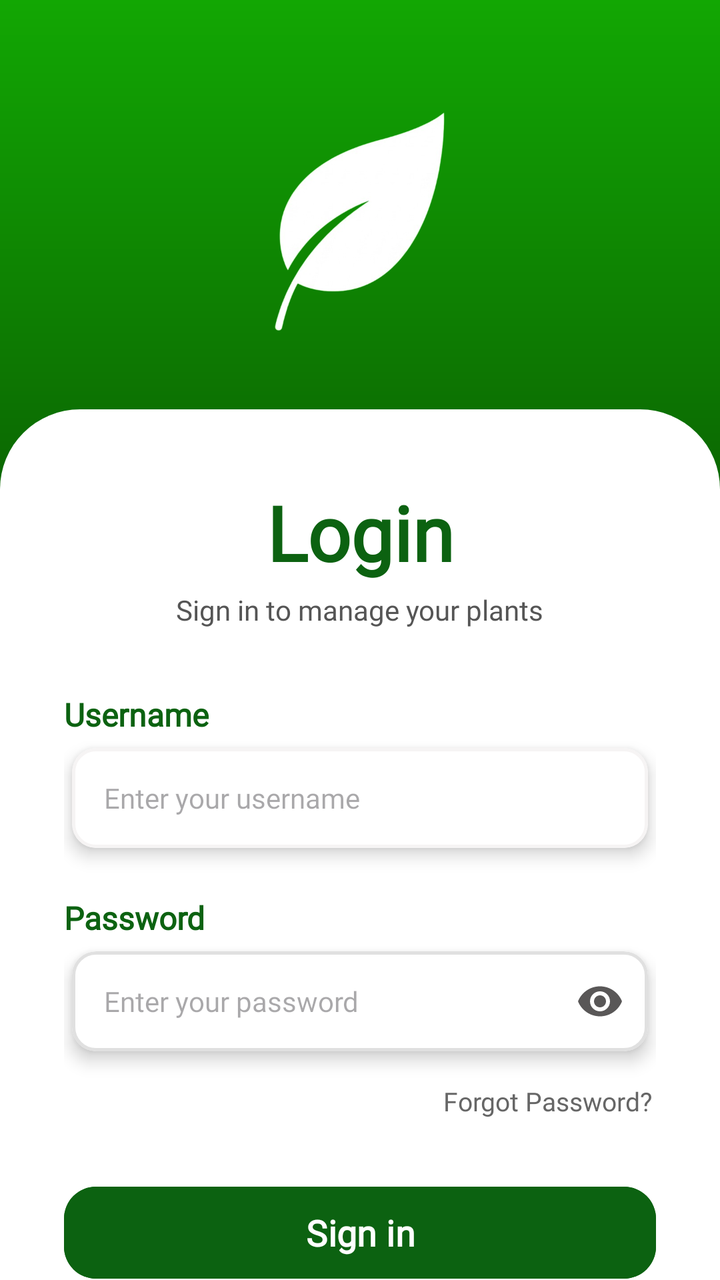
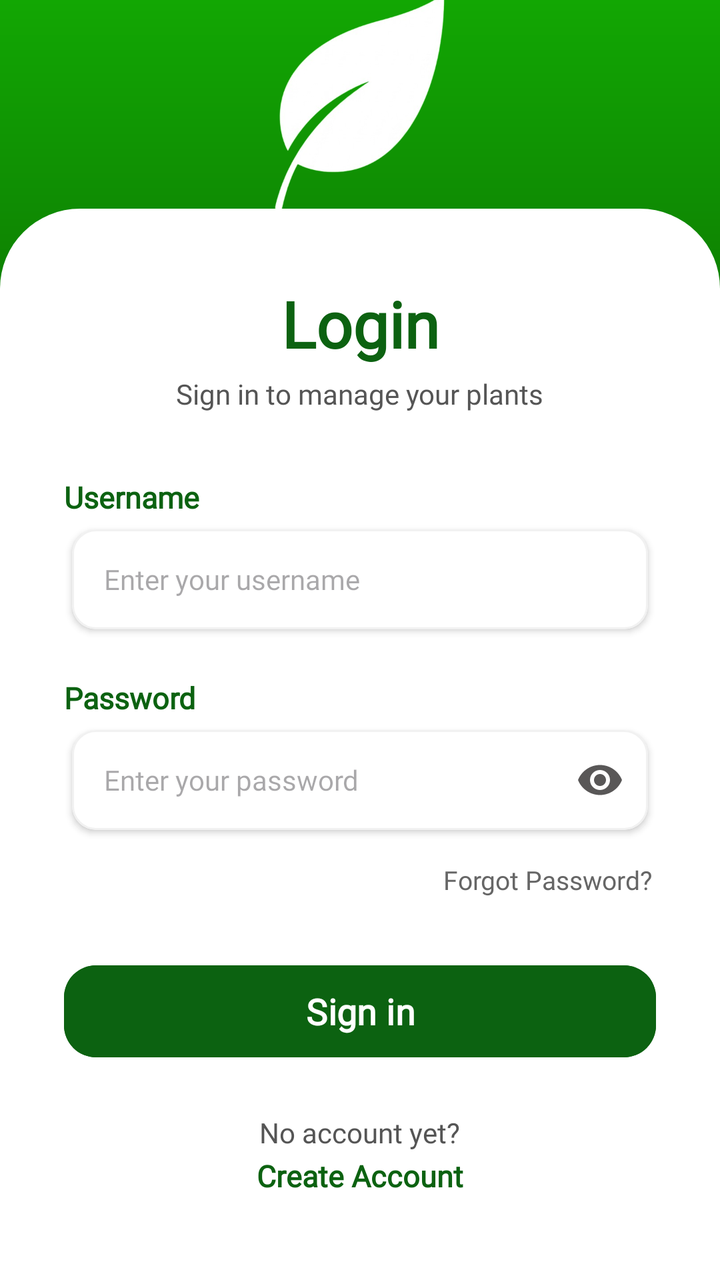

The first picture is an Android layout as it rendered before a commit; the second is the same layout after the commit. The layout source and the unified diff follow.
<!-- AndroidManifest.xml: application theme Theme.SmartGrow -->
<!-- res/layout/activity_login.xml -->
<?xml version="1.0" encoding="utf-8"?>
<androidx.constraintlayout.widget.ConstraintLayout
    xmlns:android="http://schemas.android.com/apk/res/android"
    xmlns:app="http://schemas.android.com/apk/res-auto"
    android:layout_width="match_parent"
    android:layout_height="match_parent"
    android:background="@drawable/gradient_splash_bg">


    <FrameLayout
        android:id="@+id/layout_top_logo"
        android:layout_width="match_parent"
        android:layout_height="0dp"
        app:layout_constraintHeight_percent="0.35"
        app:layout_constraintTop_toTopOf="parent"
        app:layout_constraintStart_toStartOf="parent"
        app:layout_constraintEnd_toEndOf="parent">

        <ImageView
            android:id="@+id/img_login_logo"
            android:layout_width="120dp"
            android:layout_height="120dp"
            android:layout_gravity="center"
            android:src="@drawable/smartgrow_logo"
            android:contentDescription="SmartGrow Logo" />
    </FrameLayout>

    <androidx.core.widget.NestedScrollView
        android:layout_width="match_parent"
        android:layout_height="0dp"
        android:background="@drawable/white_card_top_rounded"
        android:fillViewport="true"
        app:layout_constraintHeight_percent="0.68"
        app:layout_constraintBottom_toBottomOf="parent"
        app:layout_constraintStart_toStartOf="parent"
        app:layout_constraintEnd_toEndOf="parent">

        <androidx.constraintlayout.widget.ConstraintLayout
            android:layout_width="match_parent"
            android:layout_height="wrap_content"
            android:paddingHorizontal="32dp"
            android:paddingTop="36dp"
            android:paddingBottom="24dp">


            <TextView
                android:id="@+id/tv_login_title"
                android:layout_width="wrap_content"
                android:layout_height="wrap_content"
                android:text="Login"
                android:textSize="38sp"
                android:fontFamily="@font/poppins"
                android:textStyle="bold"
                android:textColor="#0C6211"
                app:layout_constraintTop_toTopOf="parent"
                app:layout_constraintStart_toStartOf="parent"
                app:layout_constraintEnd_toEndOf="parent" />

            <TextView
                android:id="@+id/tv_login_subtitle"
                android:layout_width="wrap_content"
                android:layout_height="wrap_content"
                android:text="Sign in to manage your plants"
                android:textSize="14sp"
                android:fontFamily="@font/poppins"
                android:textColor="#555555"
                android:layout_marginTop="4dp"
                app:layout_constraintTop_toBottomOf="@id/tv_login_title"
                app:layout_constraintStart_toStartOf="parent"
                app:layout_constraintEnd_toEndOf="parent" />

            <LinearLayout
                android:id="@+id/layout_form"
                android:layout_width="match_parent"
                android:layout_height="wrap_content"
                android:orientation="vertical"
                android:layout_marginTop="32dp"
                app:layout_constraintTop_toBottomOf="@id/tv_login_subtitle"
                app:layout_constraintStart_toStartOf="parent"
                app:layout_constraintEnd_toEndOf="parent">

                <TextView
                    android:layout_width="wrap_content"
                    android:layout_height="wrap_content"
                    android:text="Username"
                    android:textColor="#0C6211"
                    android:textSize="16sp"
                    android:textStyle="bold"
                    android:fontFamily="@font/poppins"
                    android:layout_marginBottom="6dp" />

                <com.google.android.material.card.MaterialCardView
                    android:layout_width="match_parent"
                    android:layout_height="50dp"
                    android:layout_marginHorizontal="4dp"
                    android:layout_marginBottom="4dp"
                    app:cardElevation="5dp"
                    app:cardCornerRadius="12dp"
                    app:cardBackgroundColor="#FFFFFF"
                    app:cardPreventCornerOverlap="false"
                    app:strokeWidth="1.5dp"
                    app:strokeColor="#F6F4F4">

                    <EditText
                        android:id="@+id/et_username"
                        android:layout_width="match_parent"
                        android:layout_height="match_parent"
                        android:background="@null"
                        android:hint="Enter your username"
                        android:inputType="text"
                        android:paddingHorizontal="16dp"
                        android:textSize="14sp"
                        android:textColor="#333333"
                        android:fontFamily="@font/poppins" />
                </com.google.android.material.card.MaterialCardView>

                <TextView
                    android:layout_width="wrap_content"
                    android:layout_height="wrap_content"
                    android:text="Password"
                    android:textColor="#0C6211"
                    android:textSize="16sp"
                    android:textStyle="bold"
                    android:fontFamily="@font/poppins"
                    android:layout_marginTop="20dp"
                    android:layout_marginBottom="6dp" />

                <com.google.android.material.card.MaterialCardView
                    android:layout_width="match_parent"
                    android:layout_height="50dp"
                    android:layout_marginHorizontal="4dp"
                    android:layout_marginBottom="4dp"
                    app:cardElevation="5dp"
                    app:cardCornerRadius="12dp"
                    app:cardBackgroundColor="#FFFFFF"
                    app:cardPreventCornerOverlap="false"
                    app:strokeWidth="1.5dp"
                    app:strokeColor="#E0E0E0">

                    <com.google.android.material.textfield.TextInputLayout
                        android:layout_width="match_parent"
                        android:layout_height="match_parent"
                        app:hintEnabled="false"
                        app:passwordToggleEnabled="true"
                        app:passwordToggleTint="#595757"
                        style="@style/Widget.Design.TextInputLayout">

                        <com.google.android.material.textfield.TextInputEditText
                            android:id="@+id/et_password"
                            android:layout_width="match_parent"
                            android:layout_height="match_parent"
                            android:background="@null"
                            android:hint="Enter your password"
                            android:inputType="textPassword"
                            android:paddingHorizontal="16dp"
                            android:textSize="14sp"
                            android:textColor="#333333"
                            android:fontFamily="@font/poppins" />
                    </com.google.android.material.textfield.TextInputLayout>
                </com.google.android.material.card.MaterialCardView>

                <TextView
                    android:id="@+id/tv_forgot_password"
                    android:layout_width="wrap_content"
                    android:layout_height="wrap_content"
                    android:text="Forgot Password?"
                    android:textSize="13sp"
                    android:fontFamily="@font/poppins"
                    android:textColor="#666666"
                    android:layout_gravity="end"
                    android:layout_marginTop="10dp"
                    android:padding="2dp"
                    android:clickable="true"
                    android:focusable="true" />
            </LinearLayout>

            <com.google.android.material.button.MaterialButton
                android:id="@+id/btn_login"
                android:layout_width="match_parent"
                android:layout_height="54dp"
                android:text="Sign in"
                android:textSize="18sp"
                android:fontFamily="@font/poppins"
                android:textStyle="bold"
                android:textColor="@color/white"
                android:textAllCaps="false"
                android:backgroundTint="#0C6211"
                app:cornerRadius="16dp"
                android:elevation="6dp"
                android:clickable="true"
                android:focusable="true"
                app:rippleColor="#20FFFFFF"
                android:layout_marginTop="28dp"
                app:layout_constraintTop_toBottomOf="@id/layout_form"
                app:layout_constraintStart_toStartOf="parent"
                app:layout_constraintEnd_toEndOf="parent" />

            <LinearLayout
                android:id="@+id/layout_signup_link"
                android:layout_width="wrap_content"
                android:layout_height="wrap_content"
                android:orientation="vertical"
                android:gravity="center"
                android:layout_marginTop="24dp"
                app:layout_constraintTop_toBottomOf="@id/btn_login"
                app:layout_constraintStart_toStartOf="parent"
                app:layout_constraintEnd_toEndOf="parent">

                <TextView
                    android:layout_width="wrap_content"
                    android:layout_height="wrap_content"
                    android:text="No account yet?"
                    android:textColor="#555555"
                    android:fontFamily="@font/poppins"
                    android:textSize="14sp" />

                <TextView
                    android:id="@+id/tv_go_to_register"
                    android:layout_width="wrap_content"
                    android:layout_height="wrap_content"
                    android:text="Create Account"
                    android:textColor="#0C6211"
                    android:textStyle="bold"
                    android:fontFamily="@font/poppins"
                    android:textSize="15sp"
                    android:padding="2dp"
                    android:clickable="true"
                    android:focusable="true" />
            </LinearLayout>

        </androidx.constraintlayout.widget.ConstraintLayout>
    </androidx.core.widget.NestedScrollView>

</androidx.constraintlayout.widget.ConstraintLayout>
<!-- resources referenced by this layout -->
<resources>
  <color name="white">#FFFFFFFF</color>
  <!-- drawable gradient_splash_bg (drawable) -->
  <?xml version="1.0" encoding="utf-8"?>
  <shape xmlns:android="http://schemas.android.com/apk/res/android"
      android:shape="rectangle">
      <gradient
          android:startColor="#12A703"
          android:endColor="#000000"
          android:angle="270" />
  </shape>
  <!-- drawable smartgrow_logo: png bitmap (drawable, 73503 bytes) -->
  <!-- drawable white_card_top_rounded (drawable) -->
  <?xml version="1.0" encoding="utf-8"?>
  <shape xmlns:android="http://schemas.android.com/apk/res/android"
      android:shape="rectangle">
      <solid android:color="#FFFFFF" />
      <corners
          android:topLeftRadius="40dp"
          android:topRightRadius="40dp"
          android:bottomLeftRadius="0dp"
          android:bottomRightRadius="0dp" />
  </shape>
  <style name="Theme.SmartGrow" parent="Base.Theme.SmartGrow" />
  <style name="Base.Theme.SmartGrow" parent="Theme.Material3.DayNight.NoActionBar">
          <item name="android:windowBackground">@android:color/white</item>
          <item name="android:windowDisablePreview">true</item>
          <item name="android:statusBarColor">#0C6211</item>
          <item name="android:windowLightStatusBar" tools:targetApi="m">false</item>
      </style>
</resources>

<!-- the commit's change to res/layout/activity_login.xml (unified diff, before → after) -->
@@ -6,15 +6,14 @@
     android:layout_height="match_parent"
     android:background="@drawable/gradient_splash_bg">
 
-
+    
     <FrameLayout
         android:id="@+id/layout_top_logo"
         android:layout_width="match_parent"
         android:layout_height="0dp"
-        app:layout_constraintHeight_percent="0.35"
         app:layout_constraintTop_toTopOf="parent"
-        app:layout_constraintStart_toStartOf="parent"
-        app:layout_constraintEnd_toEndOf="parent">
+        app:layout_constraintBottom_toTopOf="@+id/scroll_view_login"
+        app:layout_constraintVertical_weight="1">
 
         <ImageView
             android:id="@+id/img_login_logo"
@@ -25,30 +24,30 @@
             android:contentDescription="SmartGrow Logo" />
     </FrameLayout>
 
+    
     <androidx.core.widget.NestedScrollView
+        android:id="@+id/scroll_view_login"
         android:layout_width="match_parent"
-        android:layout_height="0dp"
+        android:layout_height="wrap_content"
         android:background="@drawable/white_card_top_rounded"
         android:fillViewport="true"
-        app:layout_constraintHeight_percent="0.68"
         app:layout_constraintBottom_toBottomOf="parent"
-        app:layout_constraintStart_toStartOf="parent"
-        app:layout_constraintEnd_toEndOf="parent">
+        app:layout_constraintTop_toBottomOf="@id/layout_top_logo"
+        app:layout_constraintVertical_weight="2">
 
         <androidx.constraintlayout.widget.ConstraintLayout
             android:layout_width="match_parent"
             android:layout_height="wrap_content"
             android:paddingHorizontal="32dp"
             android:paddingTop="36dp"
-            android:paddingBottom="24dp">
-
+            android:paddingBottom="40dp">
 
             <TextView
                 android:id="@+id/tv_login_title"
                 android:layout_width="wrap_content"
                 android:layout_height="wrap_content"
                 android:text="Login"
-                android:textSize="38sp"
+                android:textSize="32sp"
                 android:fontFamily="@font/poppins"
                 android:textStyle="bold"
                 android:textColor="#0C6211"
@@ -75,16 +74,14 @@
                 android:layout_height="wrap_content"
                 android:orientation="vertical"
                 android:layout_marginTop="32dp"
-                app:layout_constraintTop_toBottomOf="@id/tv_login_subtitle"
-                app:layout_constraintStart_toStartOf="parent"
-                app:layout_constraintEnd_toEndOf="parent">
+                app:layout_constraintTop_toBottomOf="@id/tv_login_subtitle">
 
                 <TextView
                     android:layout_width="wrap_content"
                     android:layout_height="wrap_content"
                     android:text="Username"
                     android:textColor="#0C6211"
-                    android:textSize="16sp"
+                    android:textSize="15sp"
                     android:textStyle="bold"
                     android:fontFamily="@font/poppins"
                     android:layout_marginBottom="6dp" />
@@ -94,12 +91,11 @@
                     android:layout_height="50dp"
                     android:layout_marginHorizontal="4dp"
                     android:layout_marginBottom="4dp"
-                    app:cardElevation="5dp"
+                    app:cardElevation="2dp"
                     app:cardCornerRadius="12dp"
                     app:cardBackgroundColor="#FFFFFF"
-                    app:cardPreventCornerOverlap="false"
-                    app:strokeWidth="1.5dp"
-                    app:strokeColor="#F6F4F4">
+                    app:strokeWidth="1dp"
+                    app:strokeColor="#F1F1F1">
 
                     <EditText
                         android:id="@+id/et_username"
@@ -119,7 +115,7 @@
                     android:layout_height="wrap_content"
                     android:text="Password"
                     android:textColor="#0C6211"
-                    android:textSize="16sp"
+                    android:textSize="15sp"
                     android:textStyle="bold"
                     android:fontFamily="@font/poppins"
                     android:layout_marginTop="20dp"
@@ -130,12 +126,11 @@
                     android:layout_height="50dp"
                     android:layout_marginHorizontal="4dp"
                     android:layout_marginBottom="4dp"
-                    app:cardElevation="5dp"
+                    app:cardElevation="2dp"
                     app:cardCornerRadius="12dp"
                     app:cardBackgroundColor="#FFFFFF"
-                    app:cardPreventCornerOverlap="false"
-                    app:strokeWidth="1.5dp"
-                    app:strokeColor="#E0E0E0">
+                    app:strokeWidth="1dp"
+                    app:strokeColor="#F1F1F1">
 
                     <com.google.android.material.textfield.TextInputLayout
                         android:layout_width="match_parent"
@@ -186,14 +181,11 @@
                 android:textAllCaps="false"
                 android:backgroundTint="#0C6211"
                 app:cornerRadius="16dp"
-                android:elevation="6dp"
+                android:elevation="4dp"
                 android:clickable="true"
                 android:focusable="true"
-                app:rippleColor="#20FFFFFF"
                 android:layout_marginTop="28dp"
-                app:layout_constraintTop_toBottomOf="@id/layout_form"
-                app:layout_constraintStart_toStartOf="parent"
-                app:layout_constraintEnd_toEndOf="parent" />
+                app:layout_constraintTop_toBottomOf="@id/layout_form" />
 
             <LinearLayout
                 android:id="@+id/layout_signup_link"
<!-- resource entries referenced after the edit -->
@@ -28,6 +28,12 @@
           <item name="android:windowDisablePreview">true</item>
           <item name="android:statusBarColor">#0C6211</item>
           <item name="android:windowLightStatusBar" tools:targetApi="m">false</item>
+  
+          
+          <item name="android:navigationBarColor">#F9FAFA</item>
+  
+          
+          <item name="android:windowLightNavigationBar" tools:targetApi="o">true</item>
       </style>
 </resources>
 
